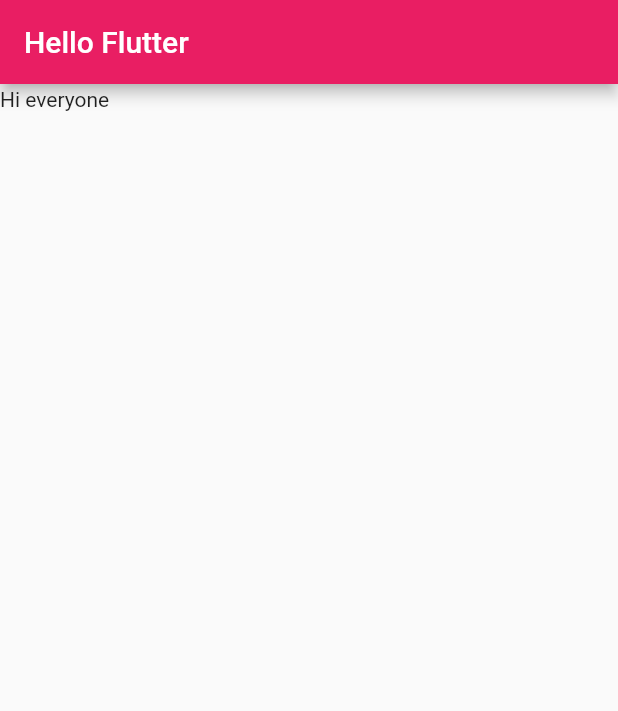
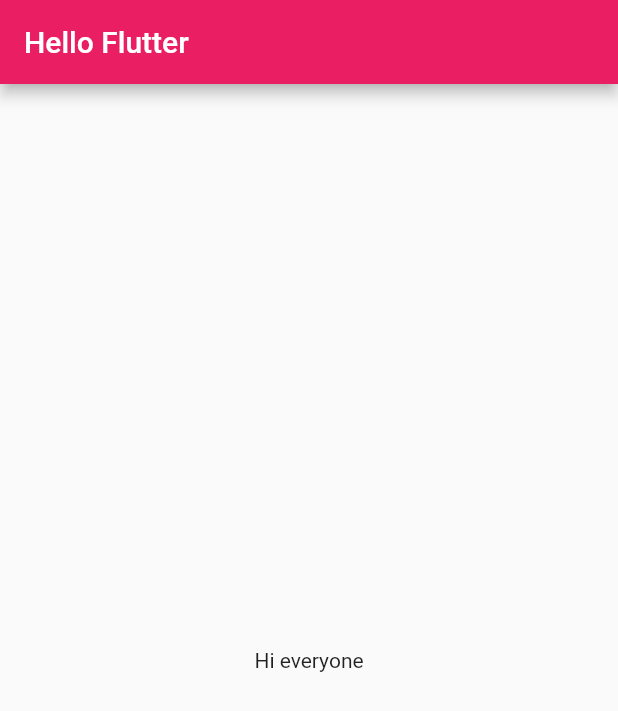
Before and after one commit to rungthiwaa/flutter-app1, a Flutter app: the screen it shows after launch, on a phone screen of 412 x 824 dp. Shown: the top 711 px of the screen. Run offline on Flutter 3.47's test engine with Material 2 defaults, Android fonts, the phone set to English and light mode, and no system bars.

```diff
--- a/lib/main.dart
+++ b/lib/main.dart
@@ -1,15 +1,26 @@
 import 'package:flutter/material.dart';
 
 void main() {
-  var app = MaterialApp(
+  runApp(MyApp());
+}
+
+//สร้างwidget
+class MyApp extends StatelessWidget {
+  const MyApp({Key? key}) : super(key: key);
+
+  @override
+  Widget build(BuildContext context) {
+    return MaterialApp(
       title: "My App",
       home: Scaffold(
         appBar: AppBar(
           title: Text("Hello Flutter"),
         ),
-      body: Text("็Hi everyone"),
+        body: Center(
+          child: Text("Hi everyone"),
+        ),
       ),
       theme: ThemeData(primarySwatch: Colors.pink),
     );
-  runApp(app);
   }
+}
```
Lines whose indentation alone changed are shown as unchanged.
